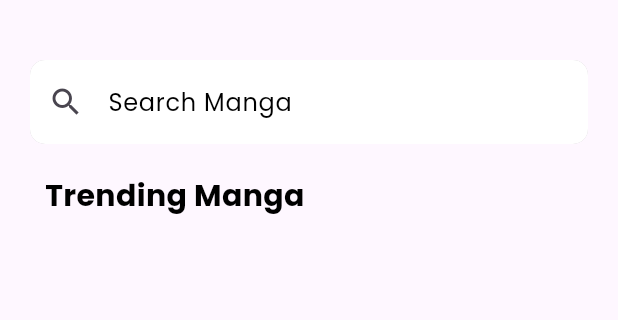
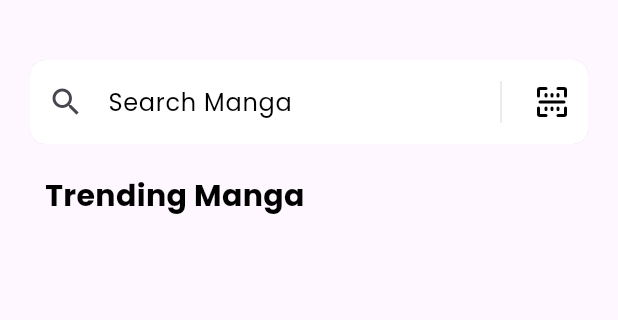
Before and after one commit to Detopall/manga-logger, a Flutter app: the screen it shows after launch, on a phone screen of 412 x 824 dp, the part 84-404 px from its top. Run offline on Flutter 3.47's test engine with Material 3 defaults, Android fonts, the phone set to English and light mode, and no system bars; our stand-ins replace flutter_svg; network calls fail.

Commit message:
add barcode scanner icon

```diff
--- a/lib/pages/home.dart
+++ b/lib/pages/home.dart
@@ -171,18 +171,42 @@ class _HomePageState extends State<HomePage> {
         boxShadow: [
           BoxShadow(
             color: Colors.grey.withOpacity(0.5),
-          )
+          ),
         ],
         color: Colors.white,
         borderRadius: BorderRadius.circular(10.0),
       ),
       child: TextField(
-        decoration: const InputDecoration(
-          prefixIcon: Icon(Icons.search),
+        decoration: InputDecoration(
+          prefixIcon: const Icon(Icons.search),
+          suffixIcon: IntrinsicHeight(
+            child: Row(
+              mainAxisSize: MainAxisSize.min,
+              children: [
+                const VerticalDivider(
+                  color: Colors.black,
+                  thickness: 0.1,
+                  width: 20,
+                  indent: 10,
+                  endIndent: 10,
+                ),
+                IconButton(
+                  onPressed: () {
+                    print("Barcode scanner pressed");
+                  },
+                  icon: SvgPicture.asset(
+                    "assets/icons/barcode-scan.svg",
+                    width: 24,
+                    height: 24,
+                  ),
+                ),
+              ],
+            ),
+          ),
           hintText: 'Search Manga',
-          hintStyle: TextStyle(color: Colors.black),
+          hintStyle: const TextStyle(color: Colors.black),
           alignLabelWithHint: true,
-          border: OutlineInputBorder(
+          border: const OutlineInputBorder(
             borderRadius: BorderRadius.all(Radius.circular(10.0)),
             borderSide: BorderSide.none,
           ),
--- a/lib/pages/manga_details_page.dart
+++ b/lib/pages/manga_details_page.dart
@@ -17,6 +17,8 @@ class MangaDetailsPage extends StatelessWidget {
       'Status: ${manga.status}',
       'Popularity Rank: ${manga.popularityRank}',
     ];
+
+    print(manga.volumeCounter);
 
     // Generate a list of clickable buttons representing manga volumes
     final List<int> volumes =
--- a/pubspec.yaml
+++ b/pubspec.yaml
@@ -64,8 +64,7 @@ flutter:
   assets:
     - assets/icons/menu.svg
     - assets/icons/settings.svg
-    - assets/manga_data.json
-    - assets/trending_manga_data.json
+    - assets/icons/barcode-scan.svg
 
   # An image asset can refer to one or more resolution-specific "variants", see
   # https://flutter.dev/to/resolution-aware-images
```
Also changed, not shown: assets/icons/barcode-scan.svg (added), 1 other file.
